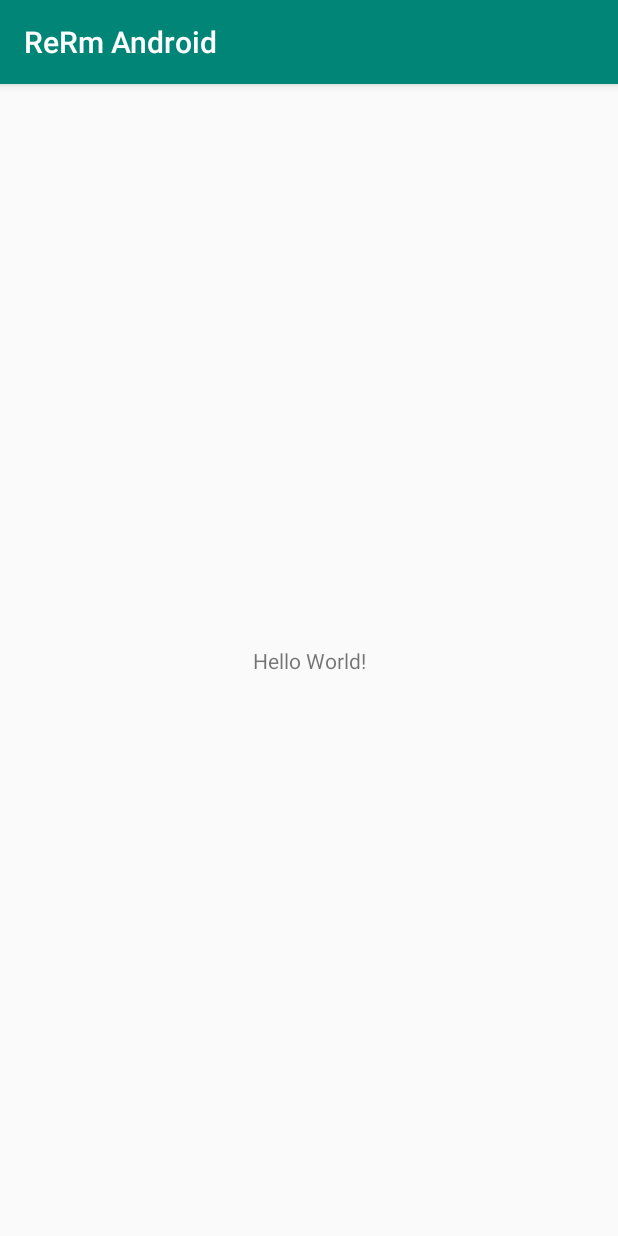
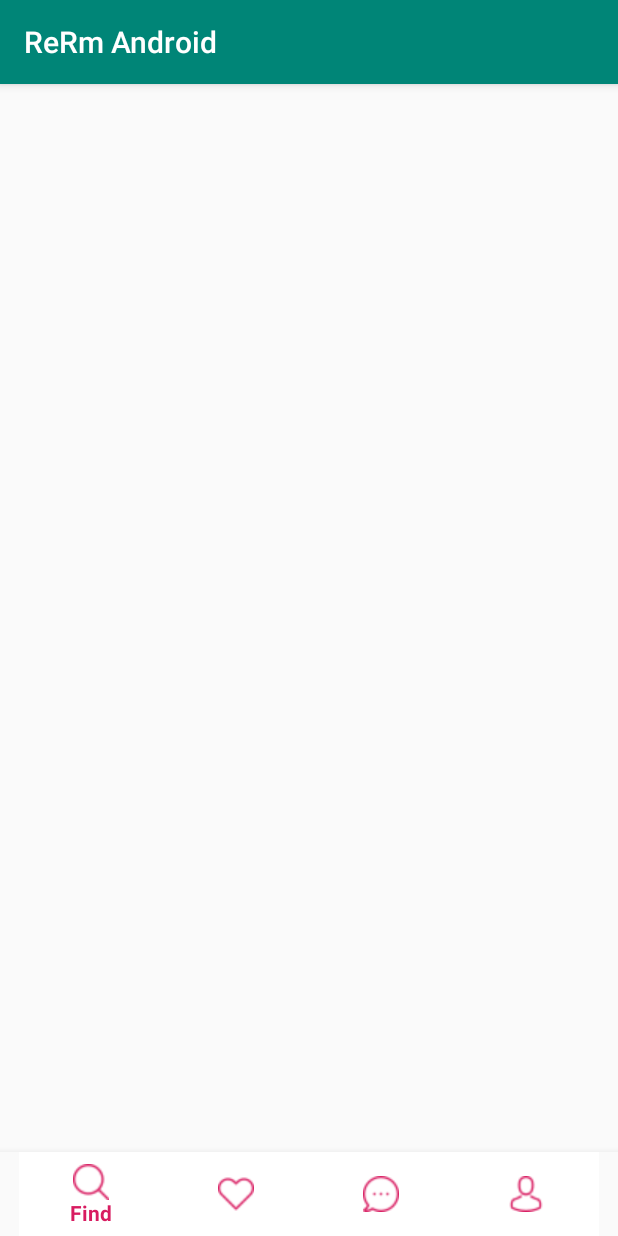
Before and after one commit to TranNguyenGiaHuy/ReRm-Android, an Android app: the screen it shows after launch (MainActivity), on a phone screen of 412 x 824 dp. Run offline under Robolectric (Android 15) with nearby library versions, the phone set to English and light mode, and no system bars.

Commit message:
add bottom nav

```diff
--- a/app/build.gradle
+++ b/app/build.gradle
@@ -29,6 +29,7 @@ dependencies {
     implementation"org.jetbrains.kotlin:kotlin-stdlib-jdk7:$kotlin_version"
     implementation 'com.android.support:appcompat-v7:28.0.0'
     implementation 'com.android.support.constraint:constraint-layout:1.1.3'
+    implementation 'com.android.support:design:28.0.0'
     kapt 'com.google.dagger:dagger-compiler:2.16'
     kapt 'com.google.dagger:dagger-android-processor:2.16'
     implementation 'com.google.dagger:dagger-android-support:2.16'
--- a/app/src/main/res/layout/activity_main.xml
+++ b/app/src/main/res/layout/activity_main.xml
@@ -7,13 +7,25 @@
         android:layout_height="match_parent"
         tools:context=".activity.MainActivity">
 
-    <TextView
-            android:layout_width="wrap_content"
-            android:layout_height="wrap_content"
-            android:text="Hello World!"
+    <FrameLayout
+            android:id="@+id/container"
+            android:layout_width="match_parent"
+            android:layout_height="679dp"
+            app:layout_behavior="@string/appbar_scrolling_view_behavior"
+            app:layout_constraintBottom_toTopOf="@+id/navigationView"/>
+    <android.support.design.widget.BottomNavigationView
+            android:id="@+id/navigationView"
+            android:layout_width="0dp"
+            android:layout_height="56dp"
+            android:layout_marginEnd="0dp"
+            android:layout_marginStart="0dp"
+            android:background="?android:attr/windowBackground"
             app:layout_constraintBottom_toBottomOf="parent"
             app:layout_constraintLeft_toLeftOf="parent"
             app:layout_constraintRight_toRightOf="parent"
-            app:layout_constraintTop_toTopOf="parent"/>
+            app:itemBackground="@color/white"
+            app:itemIconTint="@color/colorAccent"
+            app:itemTextColor="@color/colorAccent"
+            app:menu="@menu/navigation"/>
 
 </android.support.constraint.ConstraintLayout>
--- /dev/null
+++ b/app/src/main/res/menu/navigation.xml
@@ -0,0 +1,24 @@
+<?xml version="1.0" encoding="utf-8"?>
+<menu xmlns:android="http://schemas.android.com/apk/res/android">
+
+    <item
+            android:id="@+id/navigation_find"
+            android:icon="@drawable/ic_nav_find"
+            android:title="Find"
+    />
+    <item
+            android:id="@+id/navigation_save"
+            android:icon="@drawable/ic_nav_save"
+            android:title="Save"
+    />
+    <item
+            android:id="@+id/navigation_inbox"
+            android:icon="@drawable/ic_nav_inbox"
+            android:title="Inbox"
+    />
+    <item
+            android:id="@+id/navigation_profile"
+            android:icon="@drawable/ic_nav_profile"
+            android:title="Profile"
+    />
+</menu>
--- a/app/src/main/res/values/colors.xml
+++ b/app/src/main/res/values/colors.xml
@@ -3,4 +3,5 @@
     <color name="colorPrimary">#008577</color>
     <color name="colorPrimaryDark">#00574B</color>
     <color name="colorAccent">#D81B60</color>
+    <color name="white">#FFFFFF</color>
 </resources>
```
Also changed, not shown: app/src/main/res/drawable/ic_nav_find.png (added), app/src/main/res/drawable/ic_nav_inbox.png (added), app/src/main/res/drawable/ic_nav_profile.png (added), app/src/main/res/drawable/ic_nav_save.png (added).
